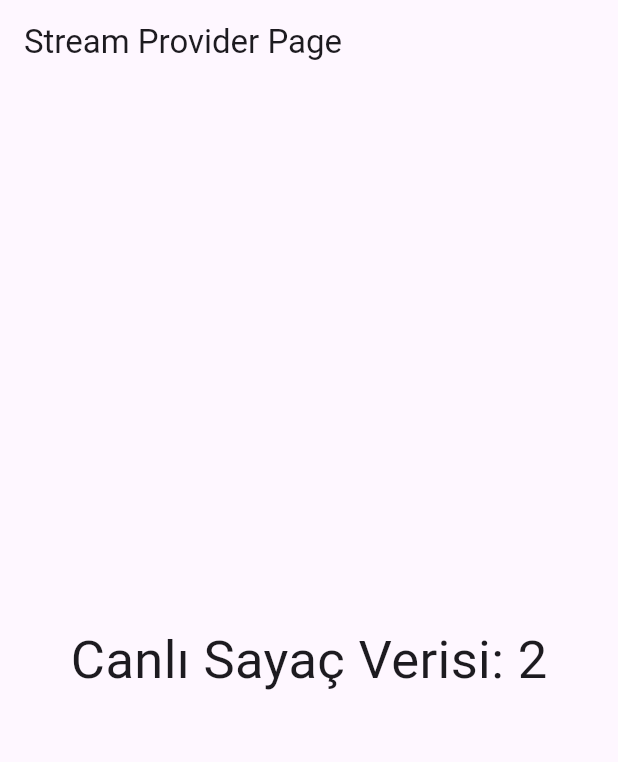
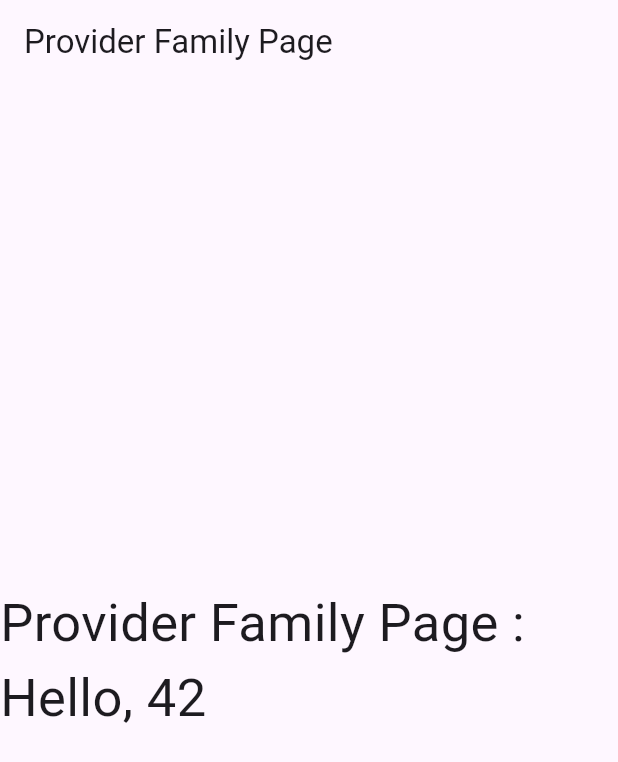
Before and after one commit to ykakkaya/riverpod_example_youtube, a Flutter app: the screen it shows after launch, on a phone screen of 412 x 824 dp. Shown: the top 762 px of the screen. Run offline on Flutter 3.47's test engine with Material 3 defaults, Android fonts, the phone set to English and light mode, and no system bars; our stand-ins replace dio, flutter_riverpod.

Commit message:
family_modifier ile parametre geçme

```diff
--- a/lib/main.dart
+++ b/lib/main.dart
@@ -1,6 +1,6 @@
 import 'package:flutter/material.dart';
 import 'package:flutter_riverpod/flutter_riverpod.dart';
-import 'package:riverpod_example/screens/stream_provider_page.dart';
+import 'package:riverpod_example/screens/provider_family_page.dart';
 
 void main() {
   runApp(ProviderScope(child: MyApp()));
@@ -17,7 +17,7 @@ class MyApp extends StatelessWidget {
       theme: ThemeData(
         colorScheme: ColorScheme.fromSeed(seedColor: Colors.deepPurple),
       ),
-      home: StreamProviderPage(),
+      home: ProviderFamilyPage(),
     );
   }
 }
--- /dev/null
+++ b/lib/providers/provider_family.dart
@@ -0,0 +1,5 @@
+import 'package:flutter_riverpod/flutter_riverpod.dart';
+
+final providerFamily = Provider.family<String, int>((ref, value) {
+  return 'Hello, ${value * 6}';
+});
--- /dev/null
+++ b/lib/screens/provider_family_page.dart
@@ -0,0 +1,26 @@
+import 'package:flutter/material.dart';
+import 'package:flutter_riverpod/flutter_riverpod.dart';
+import 'package:riverpod_example/providers/provider_family.dart';
+
+class ProviderFamilyPage extends ConsumerWidget {
+  const ProviderFamilyPage({super.key});
+
+  @override
+  Widget build(BuildContext context, WidgetRef ref) {
+    final value = ref.watch(providerFamily(7));
+    return Scaffold(
+      appBar: AppBar(title: Text('Provider Family Page')),
+      body: Center(
+        child: Column(
+          mainAxisAlignment: MainAxisAlignment.center,
+          children: [
+            Text(
+              'Provider Family Page : $value',
+              style: TextStyle(fontSize: 35),
+            ),
+          ],
+        ),
+      ),
+    );
+  }
+}
```
